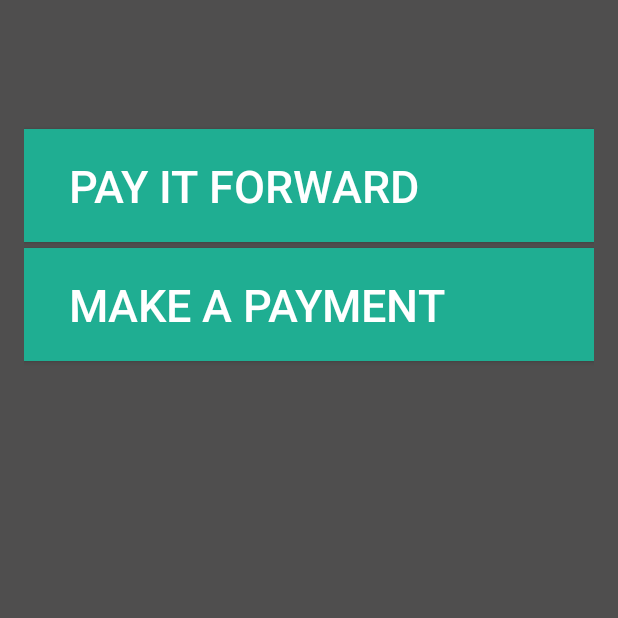
After one commit to bkennel/SBCityConnect, an Android app: the EPaymentActivity screen opened directly, with no data from a screen before it, on a phone screen of 412 x 824 dp, the top half of it. The commit adds this screen. Run offline under Robolectric (Android 15) with nearby library versions, the phone set to English and light mode, and no system bars.

Commit message:
Started Payment section

```diff
--- /dev/null
+++ b/app/src/main/java/mobilend/sbcityconnect/EPaymentActivity.java
@@ -0,0 +1,27 @@
+package mobilend.sbcityconnect;
+
+import android.content.Intent;
+import android.support.v7.app.AppCompatActivity;
+import android.os.Bundle;
+import android.view.View;
+
+public class EPaymentActivity extends AppCompatActivity {
+
+    @Override
+    protected void onCreate(Bundle savedInstanceState) {
+        super.onCreate(savedInstanceState);
+        setContentView(R.layout.activity_epayment);
+
+        Intent intent = getIntent();
+    }
+    public void goToPayItForward1(View view){
+        Intent intent = new Intent(this, PayItForward1Activity.class);
+        startActivity(intent);
+
+    }
+    public void goToMakeAPayment1(View view){
+        Intent intent = new Intent(this, MakeAPayment1Activity.class);
+        startActivity(intent);
+
+    }
+}
--- a/app/src/main/java/mobilend/sbcityconnect/HomeActivity.java
+++ b/app/src/main/java/mobilend/sbcityconnect/HomeActivity.java
@@ -68,6 +68,7 @@ public class HomeActivity extends AppCompatActivity implements PopupMenu.OnMenuI
                 return true;
             case R.id.payments:
                 //go to payments
+                startActivity(new Intent(this, EPaymentActivity.class));
                 return true;
             case R.id.work:
                 Toast.makeText(this,"Work",Toast.LENGTH_SHORT).show();
--- /dev/null
+++ b/app/src/main/res/layout/activity_epayment.xml
@@ -0,0 +1,49 @@
+<?xml version="1.0" encoding="utf-8"?>
+<RelativeLayout xmlns:android="http://schemas.android.com/apk/res/android"
+    xmlns:tools="http://schemas.android.com/tools"
+    android:id="@+id/activity_epayment"
+    android:layout_width="match_parent"
+    android:layout_height="match_parent"
+    android:paddingBottom="@dimen/activity_vertical_margin"
+    android:paddingLeft="@dimen/activity_horizontal_margin"
+    android:paddingRight="@dimen/activity_horizontal_margin"
+    android:paddingTop="@dimen/activity_vertical_margin"
+    tools:context="mobilend.sbcityconnect.EPaymentActivity"
+    android:background="@color/colorMediumGray">
+
+    <Button
+        android:text="PAY IT FORWARD"
+        android:autoText="true"
+        android:paddingLeft="30dip"
+        android:layout_width="fill_parent"
+        android:layout_height="75dp"
+        android:id="@+id/pay_it_forwardButton"
+        style="@style/Widget.AppCompat.Button.Colored"
+        android:background="@color/colorDarkGreen"
+        android:textAlignment="textStart"
+        android:textSize="30sp"
+        android:layout_marginTop="70dp"
+        android:layout_alignParentLeft="true"
+        android:layout_alignParentStart="true"
+        android:onClick="goToPayItForward1"/>
+
+    <Button
+        android:text="MAKE A PAYMENT"
+        android:autoText="true"
+        android:layout_width="fill_parent"
+        android:layout_height="75dp"
+        android:paddingLeft="30dip"
+        android:id="@+id/make_a_paymentButton"
+        style="@style/Widget.AppCompat.Button.Colored"
+        android:background="@color/colorDarkGreen"
+        android:textAlignment="textStart"
+        android:textSize="30sp"
+        android:layout_below="@+id/pay_it_forwardButton"
+        android:layout_alignParentLeft="true"
+        android:layout_alignParentStart="true"
+        android:layout_marginTop="4dp"
+        android:layout_alignParentRight="true"
+        android:layout_alignParentEnd="true"
+        android:onClick="goToMakeAPayment1"/>
+
+</RelativeLayout>
--- a/app/src/main/res/values/colors.xml
+++ b/app/src/main/res/values/colors.xml
@@ -19,6 +19,11 @@
     <color name="colorLightGreen">#9FD8CE</color>
     <color name="colorMaroon">#96031E</color>
     <color name="colorBackgroundDarkBlue">#002c44</color>
+    <color name="colorDarkGray">#2e2e2f</color>
+    <color name="colorMediumGray">#4f4e4e</color>
+    <color name="colorLightGray">#c9cacc</color>
+    <color name="colorWhiteGray">#f8f8f8</color>
+
 
 
 
```
Also changed, not shown: app/src/main/AndroidManifest.xml (+5 -2 lines), app/src/main/java/mobilend/sbcityconnect/MakeAPayment1Activity.java (added, +16 -0 lines), app/src/main/java/mobilend/sbcityconnect/PayItForward1Activity.java (added, +15 -0 lines), app/src/main/res/layout/activity_make_apayment1.xml (added, +14 -0 lines), app/src/main/res/layout/activity_payitforward1.xml (added, +14 -0 lines).
